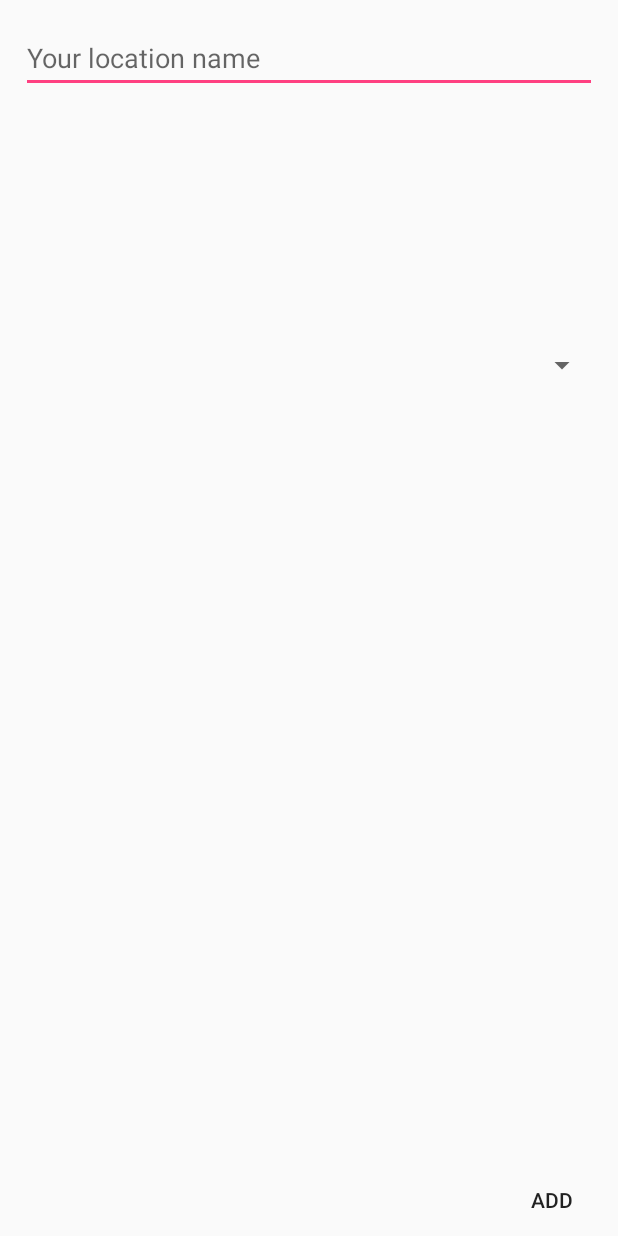
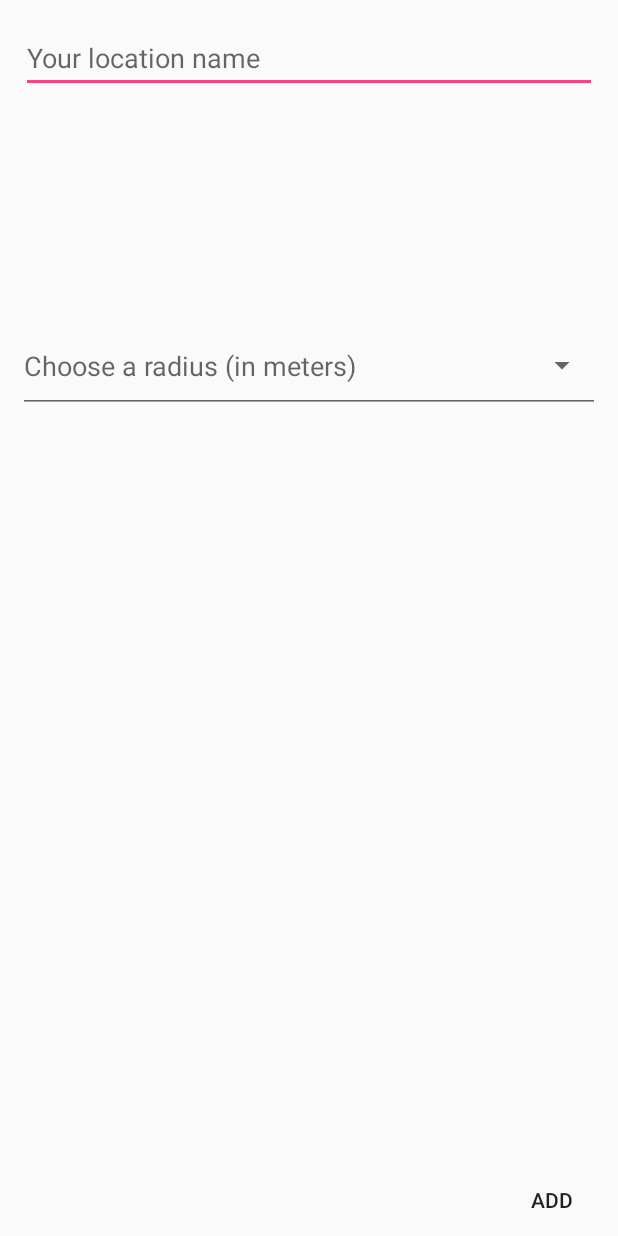
Before and after one commit to ruipatcheco/LocMess, an Android app: the layout activity_add_location.xml on its own in the app's theme, with its tools: preview values and no code run, on a phone screen of 412 x 824 dp. Run offline under Robolectric (Android 15) with nearby library versions, the phone set to English and light mode, and no system bars.

Commit message:
added radius choose option in ADDLOCATION when gps is selected

```diff
--- a/LocMessClient/app/src/main/res/layout/activity_add_location.xml
+++ b/LocMessClient/app/src/main/res/layout/activity_add_location.xml
@@ -67,4 +67,20 @@ tools:context="pt.ulisboa.tecnico.cmu.tg14.locmessclient.AddLocationActivity"
         app:layout_constraintTop_toTopOf="parent"
         android:layout_marginLeft="13dp"
         android:layout_marginRight="13dp" />
+
+    <EditText
+        android:id="@+id/add_location_radius"
+        android:layout_width="0dp"
+        android:layout_height="62dp"
+        android:ems="10"
+        android:hint="@string/add_location_radius_text"
+        android:inputType="number"
+        tools:layout_constraintTop_creator="1"
+        tools:layout_constraintRight_creator="1"
+        app:layout_constraintRight_toRightOf="parent"
+        tools:layout_constraintLeft_creator="1"
+        app:layout_constraintLeft_toLeftOf="parent"
+        app:layout_constraintTop_toTopOf="@+id/add_location_spinner"
+        android:layout_marginLeft="12dp"
+        android:layout_marginRight="12dp" />
 </android.support.constraint.ConstraintLayout>
--- a/LocMessClient/app/src/main/res/values/strings.xml
+++ b/LocMessClient/app/src/main/res/values/strings.xml
@@ -42,6 +42,7 @@
     <!-- Strings related to add location -->
     <string name="add_location_name_text">Your location name</string>
     <string name="add_location_text">Add</string>
+    <string name="add_location_radius_text">Choose a radius (in meters)</string>
 
     <!-- Strings related to fragments -->
     <string name="fragment_my_messages_title">Your Messages</string>
```
Also changed, not shown: LocMessClient/app/src/main/java/pt/ulisboa/tecnico/cmu/tg14/locmessclient/AddLocationActivity.java (+12 -0 lines).
